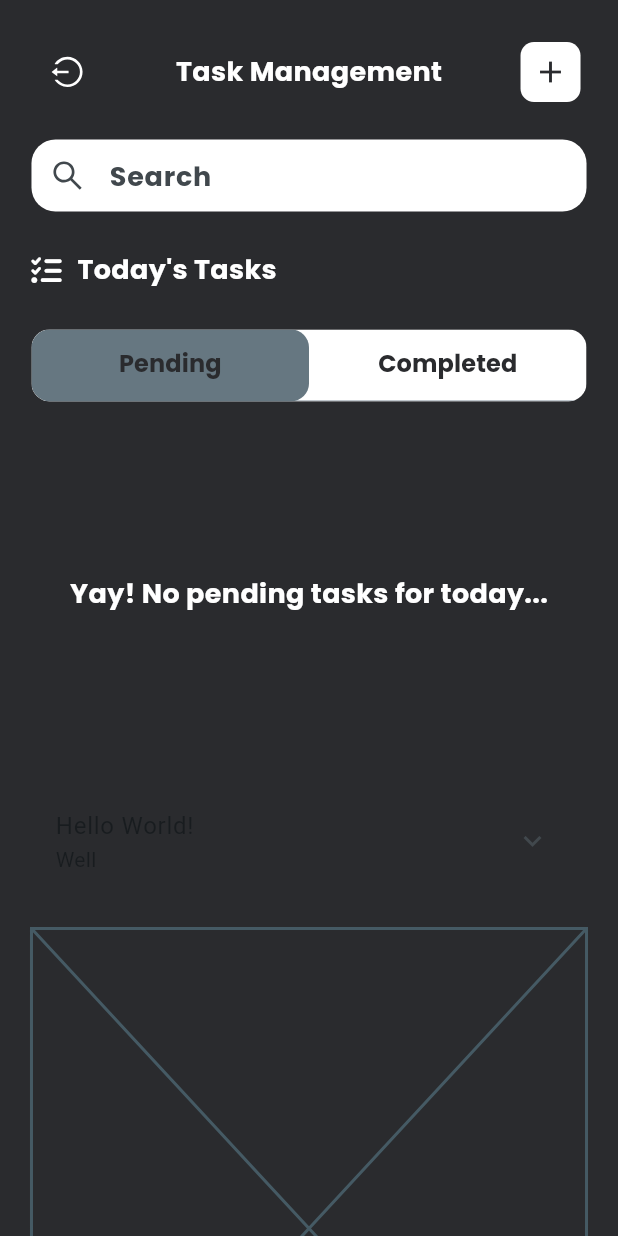
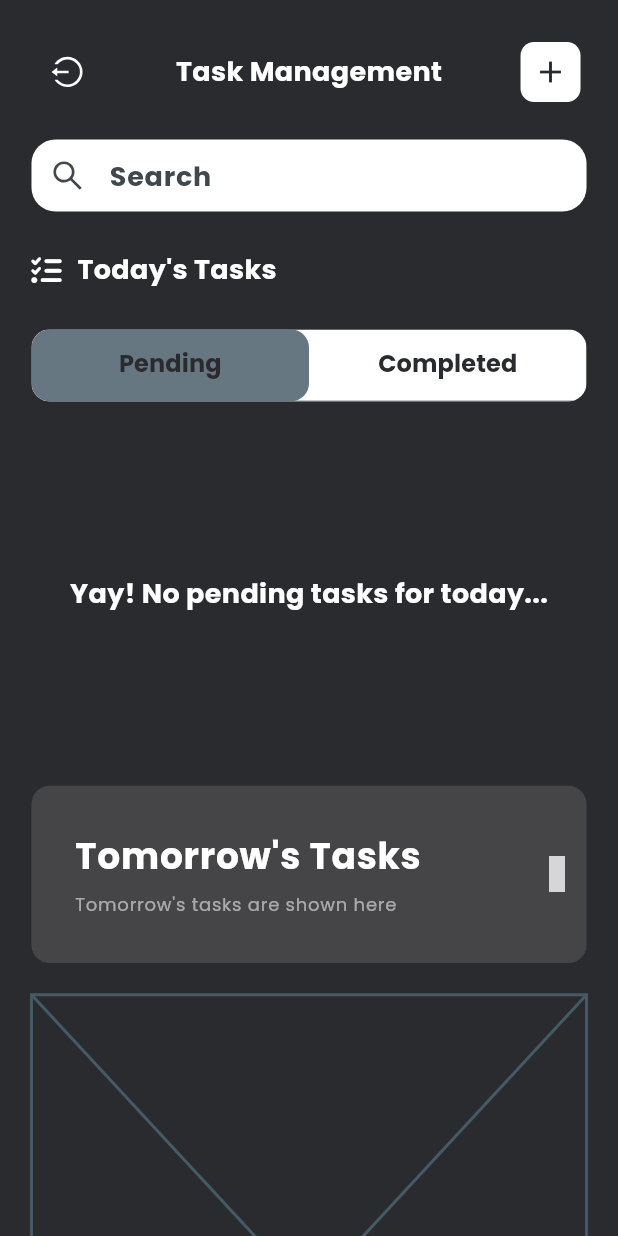
Before and after one commit to Mopheshi/FlutterApps, a Flutter app: the HomeScreen screen opened directly, on a phone screen of 412 x 824 dp. Run offline on Flutter 3.47's test engine with Material 3 defaults, Android fonts, the phone set to English and light mode, and no system bars; our stand-ins replace country_picker, firebase_auth, firebase_core, flutter_datetime_picker_plus, flutter_hooks, flutter_riverpod and 8 more; accounts and stored records are empty; generated files the repository leaves out were written again; grey boxes are pictures that could not be loaded.

Commit message:
Expanded Todo Tile...

```diff
--- a/lib/core/common/widgets/fading_text.dart
+++ b/lib/core/common/widgets/fading_text.dart
@@ -9,6 +9,7 @@ class FadingText extends StatelessWidget {
   final FontWeight? fontWeight;
   final color;
   final TextAlign? textAlign;
+  final TextOverflow? overflow;
 
   const FadingText(
     this.text, {
@@ -17,6 +18,7 @@ class FadingText extends StatelessWidget {
     this.fontWeight,
     this.color,
     this.textAlign,
+    this.overflow,
   });
 
   @override
--- a/lib/features/todo/views/home_screen.dart
+++ b/lib/features/todo/views/home_screen.dart
@@ -5,7 +5,7 @@ import 'package:flutter_vector_icons/flutter_vector_icons.dart';
 import 'package:google_fonts/google_fonts.dart';
 import 'package:todo_app/core/common/widgets/filled_field.dart';
 import 'package:todo_app/core/common/widgets/white_space.dart';
-import 'package:todo_app/features/todo/views/add_task_screen.dart';
+import 'package:todo_app/features/todo/views/add_or_edit_task_screen.dart';
 import 'package:todo_app/features/todo/widgets/active_tasks.dart';
 
 import '../../../core/helper/db_helper.dart';
@@ -74,7 +74,7 @@ class HomeScreen extends HookWidget {
                         Navigator.push(
                           context,
                           MaterialPageRoute(
-                            builder: (_) => const AddTaskScreen(),
+                            builder: (_) => const AddOrEditTaskScreen(),
                           ),
                         );
                       },
--- /dev/null
+++ b/lib/features/todo/widgets/task_expansion_tile.dart
@@ -0,0 +1,100 @@
+import 'package:flutter/material.dart';
+import 'package:flutter_screenutil/flutter_screenutil.dart';
+import 'package:flutter_vector_icons/flutter_vector_icons.dart';
+import 'package:google_fonts/google_fonts.dart';
+
+import '../../../core/common/widgets/white_space.dart';
+import '../../../core/res/colours.dart';
+
+class TaskExpansionTile extends StatefulWidget {
+  const TaskExpansionTile({
+    required this.title,
+    required this.subtitle,
+    required this.chilren,
+    this.colour,
+    super.key,
+  });
+
+  final String title, subtitle;
+  final List<Widget> chilren;
+  final Color? colour;
+
+  @override
+  State<TaskExpansionTile> createState() => _TaskExpansionTileState();
+}
+
+class _TaskExpansionTileState extends State<TaskExpansionTile> {
+  final controller = ExpansionTileController();
+
+  @override
+  void initState() {
+    super.initState();
+  }
+
+  @override
+  Widget build(BuildContext context) {
+    return DecoratedBox(
+      decoration: BoxDecoration(
+        color: Colours.lightBackground,
+        borderRadius: BorderRadius.circular(12),
+      ),
+      child: Theme(
+        data: Theme.of(context).copyWith(dividerColor: Colors.transparent),
+        child: ExpansionTile(
+          onExpansionChanged: (_) => setState(() {}),
+          title: Padding(
+            padding: const EdgeInsets.all(8),
+            child: Row(
+              children: [
+                Container(
+                  height: 80.h,
+                  width: 5.w,
+                  decoration: BoxDecoration(
+                    color: widget.colour,
+                    borderRadius: BorderRadius.circular(12),
+                  ),
+                ),
+                const WhiteSpace(width: 15),
+                Column(
+                  crossAxisAlignment: CrossAxisAlignment.start,
+                  children: [
+                    Text(
+                      widget.title,
+                      style: GoogleFonts.poppins(
+                        fontSize: 24,
+                        fontWeight: FontWeight.bold,
+                        color: Colours.light,
+                      ),
+                    ),
+                    const WhiteSpace(height: 5),
+                    Text(
+                      widget.subtitle,
+                      style: GoogleFonts.poppins(
+                        fontSize: 12,
+                        fontWeight: FontWeight.normal,
+                        color: Colors.white54,
+                      ),
+                    ),
+                  ],
+                ),
+              ],
+            ),
+          ),
+          tilePadding: EdgeInsets.zero,
+          childrenPadding: EdgeInsets.zero,
+          controller: controller,
+          trailing: Builder(builder: (secondContext) {
+            final innerController = ExpansionTileController.of(secondContext);
+            return Padding(
+              padding: const EdgeInsets.only(right: 8.0),
+              child: innerController.isExpanded
+                  ? const Icon(AntDesign.closecircle)
+                  : const Icon(AntDesign.circledown, color: Colors.white54),
+            );
+          }),
+          children: widget.chilren,
+        ),
+      ),
+    );
+  }
+}
--- a/lib/features/todo/widgets/tasks_for_tomorrow.dart
+++ b/lib/features/todo/widgets/tasks_for_tomorrow.dart
@@ -1,12 +1,13 @@
 import 'package:flutter/material.dart';
 import 'package:flutter_riverpod/flutter_riverpod.dart';
-import 'package:flutter_vector_icons/flutter_vector_icons.dart';
 import 'package:todo_app/core/res/colours.dart';
 import 'package:todo_app/features/todo/app/task_provider.dart';
 import 'package:todo_app/features/todo/utils/todo_utils.dart';
+import 'package:todo_app/features/todo/widgets/task_expansion_tile.dart';
 import 'package:todo_app/features/todo/widgets/todo_tile.dart';
 
 import '../models/task_model.dart';
+import '../views/add_or_edit_task_screen.dart';
 
 class TasksForTomorrow extends ConsumerWidget {
   const TasksForTomorrow({super.key});
@@ -19,29 +20,39 @@ class TasksForTomorrow extends ConsumerWidget {
       future: TodoUtils.getTasksForTomorrow(tasks),
       builder: (_, snapshot) {
         if (snapshot.hasData && snapshot.data != null) {
-          return const ExpansionTile(
-            title: Text('Hello World!'),
-            subtitle: Text('Well'),
+          final colour = Colours.randomColour();
+          return TaskExpansionTile(
+            title: "Tomorrow's Tasks",
+            subtitle: "Tomorrow's tasks are shown here",
+            chilren: snapshot.data!.map((task) {
+              final isLast = snapshot.data!
+                      .indexWhere((element) => element.id == task.id) ==
+                  snapshot.data!.length - 1;
+              return TodoTile(
+                task,
+                colour: colour,
+                bottomMargin: isLast ? null : 10,
+                onEdit: () {
+                  Navigator.push(
+                    context,
+                    MaterialPageRoute(
+                      builder: (_) => AddOrEditTaskScreen(task: task),
+                    ),
                   );
-          return ColoredBox(
-            color: Colours.lightBackground,
-            child: ListView.builder(
-              itemCount: snapshot.data!.length,
-              itemBuilder: (_, index) {
-                final task = snapshot.data![index];
-                final isLast = index == snapshot.data!.length - 1;
-                return TodoTile(
-                    task: task,
-                    bottomMargin: isLast ? null : 10,
+                },
                 onDelete: () {
                   ref.read(taskProvider.notifier).deleteTask(task.id!);
                 },
-                    endIcon: const Icon(
-                      AntDesign.checkcircle,
-                      color: Colours.green,
-                    ));
+                endIcon: Switch(
+                  value: task.isCompleted,
+                  onChanged: (_) async {
+                    task.isCompleted = true;
+                    await ref.read(taskProvider.notifier).markAsCompleted(task);
+                    // NotificationService.cancelNotification(task.id!);
                   },
                 ),
+              );
+            }).toList(),
           );
         }
 
```
Also changed, not shown: lib/features/todo/views/add_or_edit_task_screen.dart (added, +209 -0 lines), lib/features/todo/views/add_task_screen.dart (deleted, +0 -194 lines), lib/features/todo/widgets/active_tasks.dart (+10 -1 lines), lib/features/todo/widgets/completed_tasks.dart (+10 -1 lines), lib/features/todo/widgets/todo_tile.dart (+10 -4 lines). Lines whose indentation alone changed are shown as unchanged.
